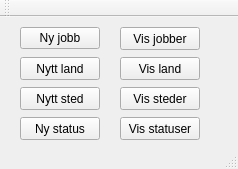
Above: src/QT/jobber/jobber/mainwindow.ui from andersbo87/sources before the change. Below: the same form after it.
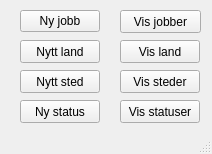
That is the form after the change.

The edit to the form file:
```diff
--- a/src/QT/jobber/jobber/mainwindow.ui
+++ b/src/QT/jobber/jobber/mainwindow.ui
@@ -6,8 +6,8 @@
    <rect>
     <x>0</x>
     <y>0</y>
-    <width>238</width>
-    <height>169</height>
+    <width>212</width>
+    <height>154</height>
    </rect>
   </property>
   <property name="windowTitle">
@@ -32,7 +32,7 @@
      <rect>
       <x>120</x>
       <y>10</y>
-      <width>80</width>
+      <width>81</width>
       <height>23</height>
      </rect>
     </property>
@@ -119,14 +119,6 @@
     </property>
    </widget>
   </widget>
-  <widget class="QToolBar" name="mainToolBar">
-   <attribute name="toolBarArea">
-    <enum>TopToolBarArea</enum>
-   </attribute>
-   <attribute name="toolBarBreak">
-    <bool>false</bool>
-   </attribute>
-  </widget>
   <widget class="QStatusBar" name="statusBar"/>
  </widget>
  <layoutdefault spacing="6" margin="11"/>
```
Left out of the diff: 23 changed lines with no effect on the pictures.
